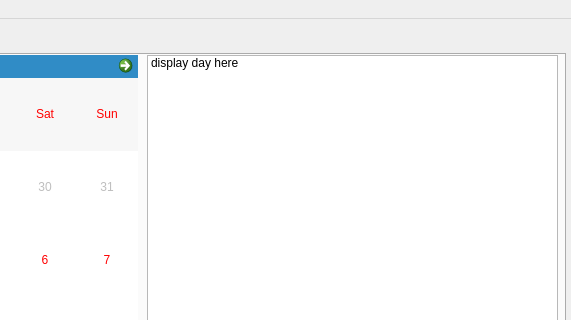
Old version of the form Qt Project Files/SpiralBound/mainwindow.ui in the repository ECU-CSCI-4230/SpiralBound; both pictures show x 365 to 936 and y 0 to 320 of the 936 by 642 pixel window.
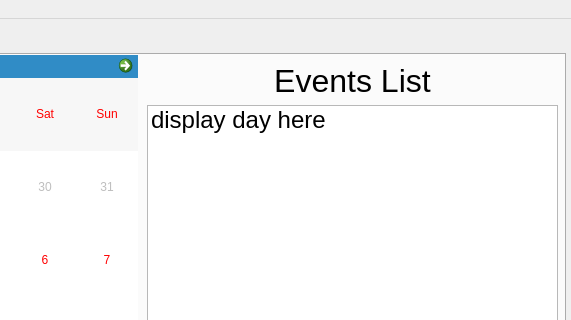
New version of the form. Icons and pictures are not drawn.

Diff of the .ui file:
```diff
--- a/Qt Project Files/SpiralBound/mainwindow.ui
+++ b/Qt Project Files/SpiralBound/mainwindow.ui
@@ -75,11 +75,16 @@
       <property name="geometry">
        <rect>
         <x>510</x>
-        <y>0</y>
+        <y>50</y>
         <width>411</width>
-        <height>411</height>
+        <height>361</height>
        </rect>
       </property>
+      <property name="font">
+       <font>
+        <pointsize>18</pointsize>
+       </font>
+      </property>
       <item>
        <property name="text">
         <string>display day here</string>
@@ -125,6 +130,27 @@
        <string>Edit</string>
       </property>
      </widget>
+     <widget class="QLabel" name="label">
+      <property name="geometry">
+       <rect>
+        <x>510</x>
+        <y>10</y>
+        <width>411</width>
+        <height>31</height>
+       </rect>
+      </property>
+      <property name="font">
+       <font>
+        <pointsize>24</pointsize>
+       </font>
+      </property>
+      <property name="text">
+       <string>Events List</string>
+      </property>
+      <property name="alignment">
+       <set>Qt::AlignCenter</set>
+      </property>
+     </widget>
     </widget>
    </widget>
   </widget>
```
Left out of the diff: 2 changed lines with no effect on the pictures.
